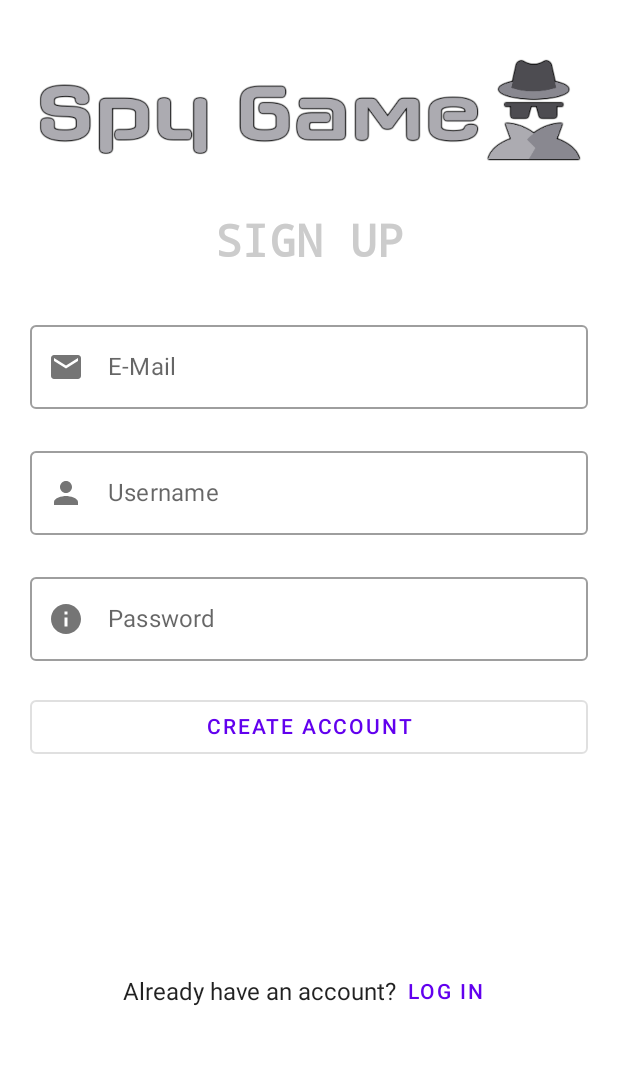
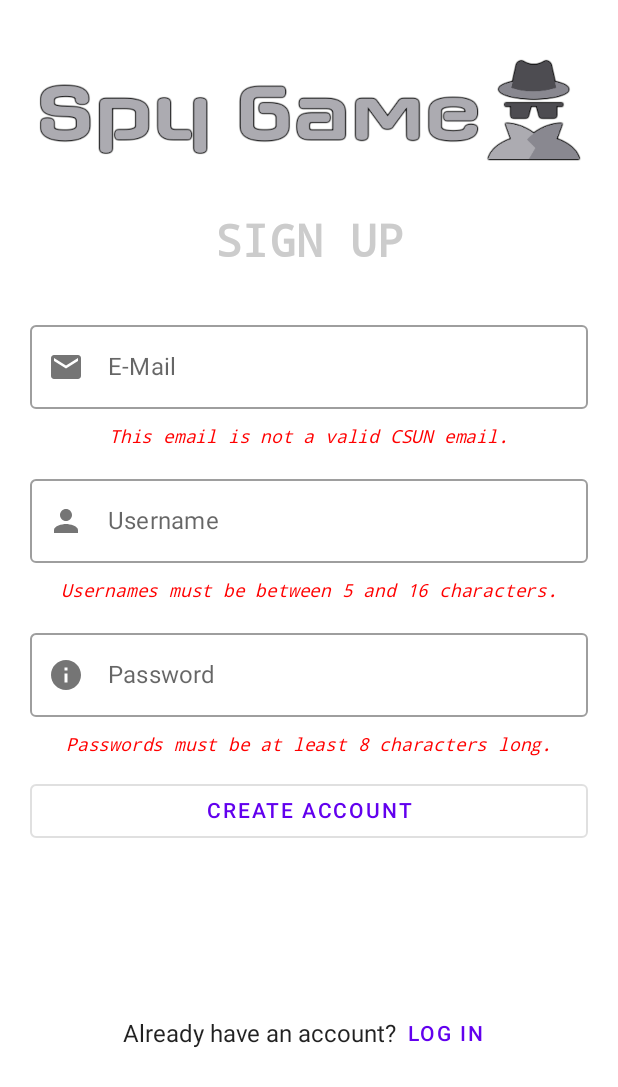
Before and after one commit to MattSmith6/spygame, an Android app built with Jetpack Compose: the RegisterScreen screen opened through its navigation route, after a tap on "CREATE ACCOUNT", on a phone screen of 412 x 824 dp. Shown: the top 1087 px of the screen. Run offline under Robolectric (Android 15) with nearby library versions, the phone set to English and light mode, and no system bars; network calls fail; 1 statement that could not run was skipped.

Commit message:
Modify AbstractPacket to handle return of JSONObject for interface updating, change ServerConnectionHandler and PlayerHandshakePacket to match. Also update Navigation and Screen to integrate past merge into new screen format

```diff
--- a/app/src/main/java/com/example/spygame/Navigation.kt
+++ b/app/src/main/java/com/example/spygame/Navigation.kt
@@ -40,6 +40,7 @@ import androidx.navigation.compose.rememberNavController
 import com.example.spygame.auth.PlayerEncryptionKey
 import com.example.spygame.auth.website.CheckUsernameExistsRequest
 import com.example.spygame.auth.website.RegisterAccountRequest
+import com.example.spygame.auth.website.ResetPasswordRequest
 import com.example.spygame.packet.PlayerHandshakePacket
 import com.example.spygame.packet.ServerConnectionHandler
 import java.util.regex.Pattern
@@ -69,6 +70,9 @@ fun Navigation() {
         ) {
             MenuScreen()
         }
+        composable(route = Screen.ForgotPasswordScreen.route) {
+            ForgotPasswordPrompt(navController = navController)
+        }
         //Here I attempted the implementation of passing the username,
         //but I'm still learning more on how to do it, so its commented out right now
         /*********************************
@@ -95,7 +99,7 @@ fun LoginScreen(navController: NavController) {
     val serverConnectionHandler by remember { mutableStateOf(ServerConnectionHandler()) }
     val playerEncryptionKey by remember { mutableStateOf(PlayerEncryptionKey()) }
 
-    var badLoginCredentialsOpacity by remember { mutableStateOf(0f) }
+    var errorMessage by remember { mutableStateOf("") }
 
     Column(
         modifier = Modifier
@@ -109,67 +113,21 @@ fun LoginScreen(navController: NavController) {
         LoginFields(
             username = username,
             password = password,
-            onUsernameChange = { username = it },
-            onPasswordChange = { password = it },
-            onForgotPassClick = { /*Should open forgot password prompt*/ }
+            errorMessage = errorMessage,
+            onUsernameChange = {
+                username = it
+                errorMessage = ""
+                               },
+            onPasswordChange = {
+                password = it
+                errorMessage = ""
+                               },
+            onForgotPassClick = { navController.navigate(Screen.ForgotPasswordScreen.route) }
         )
+
         LoginRegisterFooter(
             mainButtonTxt = "LOG IN",
-            onMainButtonClick = { /*Checks account details, if wrong then prompts to try again, if not then goes to MenuScreen()*/ },
-            switchScreenTxt = "Don't have an account?",
-            onSwitchScreenClick = { navController.navigate(Screen.RegisterScreen.route) },
-            switchScreenTxtButton = "REGISTER"
-        )
-
-        OutlinedTextField(
-            value = username,
-            onValueChange = {
-                username = it
-                badLoginCredentialsOpacity = 0f
-                            },
-            label = { Text(text = "Enter Username") },
-            leadingIcon = {
-                Icon(Icons.Default.Person, contentDescription = "username")
-            },
-            modifier = Modifier
-                .fillMaxWidth()
-                .padding(bottom = 10.dp, top = 10.dp)
-        )
-
-        OutlinedTextField(
-            value = password,
-            onValueChange = {
-                password = it
-                badLoginCredentialsOpacity = 0f
-                            },
-            label = { Text(text = "Enter Password") },
-            leadingIcon = {
-                Icon(Icons.Default.Info, contentDescription = "password")
-            },
-            modifier = Modifier
-                .fillMaxWidth()
-                .padding(bottom = 10.dp, top = 10.dp),
-            visualTransformation = PasswordVisualTransformation(),
-            keyboardOptions = KeyboardOptions(keyboardType = KeyboardType.Password)
-        )
-
-        Text(
-            text = "Incorrect login credentials.",
-            fontFamily = FontFamily.Monospace,
-            textAlign = TextAlign.Left,
-            fontSize = 12.sp,
-            fontWeight = FontWeight.Light,
-            color = Color.Red,
-            fontStyle = FontStyle.Italic,
-            modifier = Modifier
-                .alpha(badLoginCredentialsOpacity)
-                .padding(top = 3.dp, bottom = 3.dp)
-        )
-
-        OutlinedButton(
-            onClick = {
-                badLoginCredentialsOpacity = 1f
-
+            onMainButtonClick = {
                 // Create the server connection with callback to check connection and initialization
                 serverConnectionHandler.createServerConnection {
 
@@ -179,54 +137,36 @@ fun LoginScreen(navController: NavController) {
 
                         Log.i("NAVIGATION", "Connection opened successfully")
 
-                        val handshakePacket = PlayerHandshakePacket(username, password, playerEncryptionKey)
+                        val handshakePacket =
+                            PlayerHandshakePacket(username, password, playerEncryptionKey)
 
                         // Send packet with callback with check on initialization
                         serverConnectionHandler.sendPacket(handshakePacket) {
+                            jsonObject ->
 
                             Log.i("NAVIGATION", "Sent packet, in callback")
 
-                            if (playerEncryptionKey.isInitialized()) {
+                            if (jsonObject.has("error")) {
+                                val trueErrorMessage = jsonObject.getString("error")
+                                serverConnectionHandler.closeConnection()
+
+                                if (trueErrorMessage.equals("bad_record_mac")) {
+                                    errorMessage = "Invalid login credentials"
+                                } else {
+                                    errorMessage = trueErrorMessage
+                                }
+                            } else {
                                 navController.navigate(Screen.MenuScreen.route)
-                            } else {
-                                serverConnectionHandler.closeConnection()
-                                badLoginCredentialsOpacity = 1f
                             }
-
                         }
                     }
 
                 }
-                      },
-            modifier = Modifier
-                .fillMaxWidth()
-                .padding(bottom = 10.dp, top = 10.dp)
-        ) {
-            Text(
-                text = "Login",
-                textAlign = TextAlign.Center
-            )
-        }
-
-        Row(
-            modifier = Modifier
-                .fillMaxSize()
-                .padding(20.dp),
-            verticalAlignment = Alignment.CenterVertically,
-            horizontalArrangement = Arrangement.Center
-        ) {
-            Text(
-                text = "Don't have an account?",
-                textAlign = TextAlign.Center
-            )
-
-            TextButton(onClick = { navController.navigate(Screen.RegisterScreen.route) }) {
-                Text(
-                    text = "REGISTER"
-                )
-            }
-
-        }
+            },
+            switchScreenTxt = "Don't have an account?",
+            onSwitchScreenClick = { navController.navigate(Screen.RegisterScreen.route) },
+            switchScreenTxtButton = "REGISTER"
+        )
     }
 }
 
@@ -236,13 +176,8 @@ fun RegisterScreen(navController: NavController) {
     var username by remember { mutableStateOf("") }
     var password by remember { mutableStateOf("") }
 
-    var emailErrorOpacity by remember { mutableStateOf(0f) }
     var emailErrorMessage by remember { mutableStateOf("") }
-
-    var usernameErrorOpacity by remember { mutableStateOf(0f) }
     var usernameErrorMessage by remember { mutableStateOf("") }
-
-    var passwordErrorOpacity by remember { mutableStateOf(0f) }
     var passwordErrorMessage by remember { mutableStateOf("") }
 
     val pattern: Pattern = Pattern.compile("^[a-zA-Z0-9]+\$")
@@ -257,15 +192,74 @@ fun RegisterScreen(navController: NavController) {
         LogoHeader(pageName = "SIGN UP")
         RegisterFields(
             email = email,
+            emailErrorMessage = emailErrorMessage,
             username = username,
+            usernameErrorMessage = usernameErrorMessage,
             password = password,
-            onEmailChange = { email = it },
-            onUsernameChange = { username = it },
-            onPasswordChange = { password = it }
+            passwordErrorMessage = passwordErrorMessage,
+            onEmailChange = {
+                email = it
+                emailErrorMessage = ""
+                            },
+            onUsernameChange = {
+                username = it
+                usernameErrorMessage = ""
+                               },
+            onPasswordChange = {
+                password = it
+                passwordErrorMessage = ""
+            }
         )
         LoginRegisterFooter(
             mainButtonTxt = "CREATE ACCOUNT",
-            onMainButtonClick = { /*Checks if csun.edu and checks if account details don't exist then creates account*/ },
+            onMainButtonClick = {
+                var validEmail = false
+                if (email.contains("@")) {
+                    validEmail = email.split("@")[1].endsWith("csun.edu")
+                }
+
+                if (!validEmail) {
+                    emailErrorMessage = "This email is not a valid CSUN email."
+                }
+
+                var validUsername = true
+                if (username.length < 5 || username.length > 16) {
+                    usernameErrorMessage = "Usernames must be between 5 and 16 characters."
+                    validUsername = false
+                } else if (!pattern.matcher(username).matches()) {
+                    usernameErrorMessage = "Usernames cannot contain any special characters."
+                    validUsername = false
+                } else {
+                    CheckUsernameExistsRequest(username).createHttpRequest {
+                            jsonObject ->
+                        // If the object has the exists property (it should) and the username does not exist,
+                        // we should set the error message when signing up
+                        if (jsonObject?.has("exists") == true && !jsonObject.getBoolean("exists")) {
+                            usernameErrorMessage = "This username already exists, pick another."
+                            validUsername = false
+                        }
+                    }
+                }
+
+                var validPassword = true
+                if (password.length < 8) {
+                    passwordErrorMessage = "Passwords must be at least 8 characters long."
+                    validPassword = false
+                }
+
+                if (validEmail && validUsername && validPassword) {
+                    RegisterAccountRequest(email, username, password).createHttpRequest {
+                            jsonObject ->
+                        if (jsonObject == null || jsonObject.has("error")) {
+                            passwordErrorMessage = jsonObject?.getString("error").orEmpty()
+                        } else {
+                            // TODO: Alert about email verification first
+                            Log.i("REGISTER", jsonObject.toString())
+                            navController.navigate(Screen.LoginScreen.route)
+                        }
+                    }
+                }
+                                },
             switchScreenTxt = "Already have an account?",
             onSwitchScreenClick = { navController.navigate(Screen.LoginScreen.route) },
             switchScreenTxtButton = "LOG IN"
@@ -273,161 +267,11 @@ fun RegisterScreen(navController: NavController) {
     }
 }
 
-//        OutlinedTextField(
-//            value = email,
-//            onValueChange = {
-//                email = it
-//                emailErrorOpacity = 0f
-//                            },
-//            label = { Text(text = "Enter CSUN E-Mail") },
-//            leadingIcon = {
-//                Icon(Icons.Default.MailOutline, contentDescription = "email")
-//            },
-//            modifier = Modifier
-//                .fillMaxWidth()
-//                .padding(top = 10.dp)
-//        )
-//
-//        Text(
-//            text = emailErrorMessage,
-//            fontFamily = FontFamily.Monospace,
-//            textAlign = TextAlign.Left,
-//            fontSize = 12.sp,
-//            fontWeight = FontWeight.Light,
-//            color = Color.Red,
-//            fontStyle = FontStyle.Italic,
-//            modifier = Modifier
-//                .alpha(emailErrorOpacity)
-//                .padding(top = 1.dp, bottom = 10.dp)
-//        )
-//
-//        OutlinedTextField(
-//            value = username,
-//            onValueChange = {
-//                username = it
-//                usernameErrorOpacity = 0f
-//                            },
-//            label = { Text(text = "Enter Username") },
-//            leadingIcon = {
-//                Icon(Icons.Default.Person, contentDescription = "username")
-//            },
-//            modifier = Modifier
-//                .fillMaxWidth()
-//                .padding(top = 10.dp)
-//        )
-//
-//        Text(
-//            text = usernameErrorMessage,
-//            fontFamily = FontFamily.Monospace,
-//            textAlign = TextAlign.Left,
-//            fontSize = 12.sp,
-//            fontWeight = FontWeight.Light,
-//            color = Color.Red,
-//            fontStyle = FontStyle.Italic,
-//            modifier = Modifier
-//                .alpha(usernameErrorOpacity)
-//                .padding(top = 1.dp, bottom = 10.dp)
-//        )
-//
-//        OutlinedTextField(
-//            value = password,
-//            onValueChange = {
-//                password = it
-//                passwordErrorOpacity = 0f
-//                            },
-//            label = { Text(text = "Enter Password") },
-//            leadingIcon = {
-//                Icon(Icons.Default.Info, contentDescription = "password")
-//            },
-//            modifier = Modifier
-//                .fillMaxWidth()
-//                .padding(top = 10.dp),
-//            visualTransformation = PasswordVisualTransformation(),
-//            keyboardOptions = KeyboardOptions(keyboardType = KeyboardType.Password)
-//        )
-//
-//        Text(
-//            text = passwordErrorMessage,
-//            fontFamily = FontFamily.Monospace,
-//            textAlign = TextAlign.Left,
-//            fontSize = 12.sp,
-//            fontWeight = FontWeight.Light,
-//            color = Color.Red,
-//            fontStyle = FontStyle.Italic,
-//            modifier = Modifier
-//                .alpha(passwordErrorOpacity)
-//                .padding(top = 1.dp, bottom = 10.dp)
-//        )
-//
-//        OutlinedButton(
-//            onClick = {
-//                var validEmail = false
-//                if (email.contains("@")) {
-//                    validEmail = email.split("@")[1].endsWith("csun.edu")
-//                }
-//
-//                if (!validEmail) {
-//                    emailErrorMessage = "This email is not a valid CSUN email."
-//                    emailErrorOpacity = 1f
-//                }
-//
-//                var validUsername = true
-//                if (username.length < 5 || username.length > 16) {
-//                    usernameErrorMessage = "Usernames must be between 5 and 16 characters."
-//                    usernameErrorOpacity = 1f
-//                    validUsername = false
-//                } else if (!pattern.matcher(username).matches()) {
-//                    usernameErrorMessage = "Usernames cannot contain any special characters."
-//                    usernameErrorOpacity = 1f
-//                    validUsername = false
-//                } else {
-//                    CheckUsernameExistsRequest(username).createHttpRequest {
-//                            jsonObject ->
-//                        // If the object has the exists property (it should) and the username does not exist,
-//                        // we should set the error message when signing up
-//                        if (jsonObject?.has("exists") == true && !jsonObject.getBoolean("exists")) {
-//                            usernameErrorMessage = "This username already exists, pick another."
-//                            usernameErrorOpacity = 1f
-//                            validUsername = false
-//                        }
-//                    }
-//                }
-//
-//                var validPassword = true
-//                if (password.length < 8) {
-//                    passwordErrorMessage = "Passwords must be at least 8 characters long."
-//                    passwordErrorOpacity = 1f
-//                    validPassword = false
-//                }
-//
-//                if (validEmail && validUsername && validPassword) {
-//                    RegisterAccountRequest(email, username, password).createHttpRequest {
-//                        jsonObject ->
-//                        if (jsonObject == null || jsonObject.has("error")) {
-//                            passwordErrorMessage = jsonObject?.getString("error").orEmpty()
-//                            passwordErrorOpacity = 1f
-//                        } else {
-//                            // TODO: Alert about email verification first
-//                            Log.i("REGISTER", jsonObject.toString())
-//                            navController.navigate(Screen.LoginScreen.route)
-//                        }
-//                    }
-//                }
-//            },
-//            modifier = Modifier
-//                .fillMaxWidth()
-//                .padding(bottom = 10.dp, top = 10.dp)
-//        ) {
-//            Text(
-//                text = "Create Account",
-//                textAlign = TextAlign.Center
-//            )
-//        }
+@Composable
+fun ForgotPasswordPrompt(navController: NavController) {
+    var email by remember { mutableStateOf("") }
+    val errorMessage by remember { mutableStateOf("") }
 
-
-@Composable
-fun ForgotPasswordPrompt() {
-    var email by remember { mutableStateOf("") }
     Card(elevation = 10.dp, modifier = Modifier.padding(20.dp)) {
         Column(
             modifier = Modifier
@@ -437,36 +281,25 @@ fun ForgotPasswordPrompt() {
             horizontalAlignment = Alignment.CenterHorizontally
         ) {
             Text(text = "Enter your account email. Link will be sent to reset password.")
+            Text(
+                text = errorMessage,
+
+            )
+
             PasswordPromptField(
                 email = email,
                 onEmailChange = { email = it },
-                onSubmitClick = {/*Checks email, if it exists then sends a reset pw link*/ })
+                onSubmitClick = { ResetPasswordRequest(email).createHttpRequest {
+                    jsonObject ->
+                    if (jsonObject?.has("error") == true) {
+
+                    } else {
+                        // TODO: ALERT USER TO CHECK EMAIL
+                        navController.navigate( Screen.LoginScreen.route );
+                    }
+                } })
         }
     }
-}
-
-@Composable
-fun ForgotPasswordScreen() {
-    var newPassword1 by remember { mutableStateOf("") }
-    var newPassword2 by remember { mutableStateOf("") }
-    Column(
-        modifier = Modifier
-            .fillMaxSize()
-            .padding(20.dp),
-        verticalArrangement = Arrangement.Center,
-        horizontalAlignment = Alignment.CenterHorizontally
-    ) {
-        LogoHeader(pageName = "PASSWORD RESET")
-
-        ForgotPasswordField(
-            firstPassword = newPassword1,
-            secondPassword = newPassword2,
-            onFirstPasswordChange = {newPassword1 = it},
-            onSecondPasswordChange = {newPassword2 = it},
-            onResetClick = {/*both passwords should be the same then set password to newPassword1*/}
-        )
-    }
-
 }
 
 //@Preview
@@ -693,6 +526,7 @@ fun LoginRegisterFooter(
 fun ColumnScope.LoginFields(
     username: String,
     password: String,
+    errorMessage: String,
     onUsernameChange: (String) -> Unit,
     onPasswordChange: (String) -> Unit,
     onForgotPassClick: () -> Unit
@@ -710,6 +544,7 @@ fun ColumnScope.LoginFields(
             imeAction = ImeAction.Next
         )
     )
+
     TxtField(
         value = password,
         label = "Password",
@@ -731,6 +566,18 @@ fun ColumnScope.LoginFields(
     ) {
         Text(text = "Forgot Password?", fontSize = 12.sp)
     }
+
+    Text(
+        text = errorMessage,
+        fontFamily = FontFamily.Monospace,
+        textAlign = TextAlign.Left,
+        fontSize = 12.sp,
+        fontWeight = FontWeight.Light,
+        color = Color.Red,
+        fontStyle = FontStyle.Italic,
+        modifier = Modifier
+            .padding(top = 1.dp, bottom = 3.dp)
+    )
 }
 
 @Composable
@@ -759,14 +606,16 @@ fun ColumnScope.PasswordPromptField(
     ) {
         Text(text = "Forgot Password?", fontSize = 12.sp)
     }
-
 }
 
 @Composable
 fun RegisterFields(
     email: String,
+    emailErrorMessage: String,
     username: String,
+    usernameErrorMessage: String,
     password: String,
+    passwordErrorMessage: String,
     onEmailChange: (String) -> Unit,
     onUsernameChange: (String) -> Unit,
     onPasswordChange: (String) -> Unit
@@ -784,6 +633,19 @@ fun RegisterFields(
             imeAction = ImeAction.Next
         )
     )
+
+    Text(
+        text = emailErrorMessage,
+        fontFamily = FontFamily.Monospace,
+        textAlign = TextAlign.Left,
+        fontSize = 12.sp,
+        fontWeight = FontWeight.Light,
+        color = Color.Red,
+        fontStyle = FontStyle.Italic,
+        modifier = Modifier
+            .padding(top = 1.dp, bottom = 3.dp)
+    )
+
     TxtField(
         value = username,
         label = "Username",
@@ -797,6 +659,19 @@ fun RegisterFields(
             imeAction = ImeAction.Next
         )
     )
+
+    Text(
+        text = usernameErrorMessage,
+        fontFamily = FontFamily.Monospace,
+        textAlign = TextAlign.Left,
+        fontSize = 12.sp,
+        fontWeight = FontWeight.Light,
+        color = Color.Red,
+        fontStyle = FontStyle.Italic,
+        modifier = Modifier
+            .padding(top = 1.dp, bottom = 3.dp)
+    )
+
     TxtField(
         value = password,
         label = "Password",
@@ -810,6 +685,18 @@ fun RegisterFields(
             keyboardType = KeyboardType.Password,
             imeAction = ImeAction.Go
         )
+    )
+
+    Text(
+        text = passwordErrorMessage,
+        fontFamily = FontFamily.Monospace,
+        textAlign = TextAlign.Left,
+        fontSize = 12.sp,
+        fontWeight = FontWeight.Light,
+        color = Color.Red,
+        fontStyle = FontStyle.Italic,
+        modifier = Modifier
+            .padding(top = 1.dp, bottom = 3.dp)
     )
 
 }
--- a/app/src/main/java/com/example/spygame/Screen.kt
+++ b/app/src/main/java/com/example/spygame/Screen.kt
@@ -4,4 +4,5 @@ sealed class Screen(val route: String) {
     object LoginScreen: Screen("login_screen")
     object RegisterScreen: Screen("registration_screen")
     object MenuScreen: Screen("menu_screen")
+    object ForgotPasswordScreen : Screen("forgot_password")
 }
--- a/app/src/main/java/com/example/spygame/packet/AbstractPacket.kt
+++ b/app/src/main/java/com/example/spygame/packet/AbstractPacket.kt
@@ -16,18 +16,18 @@ abstract class AbstractPacket(private val packetId: Int) {
     }
 
     fun sendPacket(playerEncryptionKey: PlayerEncryptionKey,
-                   bufferedReader: BufferedReader, printWriter: PrintWriter) {
+                   bufferedReader: BufferedReader, printWriter: PrintWriter): JSONObject {
         // Send unencrypted packet id for server to read
         printWriter.println(getPacketId())
 
         // Process the rest of the packet according to protocol
-        process(playerEncryptionKey, bufferedReader, printWriter)
+        return process(playerEncryptionKey, bufferedReader, printWriter)
     }
 
     protected abstract fun process(
         playerEncryptionKey: PlayerEncryptionKey,
         bufferedReader: BufferedReader, printWriter: PrintWriter
-    )
+    ): JSONObject
 
     @Throws(IOException::class)
     protected fun writeJSONObjectToOutput(
```
Also changed, not shown: app/src/main/java/com/example/spygame/packet/PlayerHandshakePacket.kt (+31 -15 lines), app/src/main/java/com/example/spygame/packet/ServerConnectionHandler.kt (+9 -3 lines).
